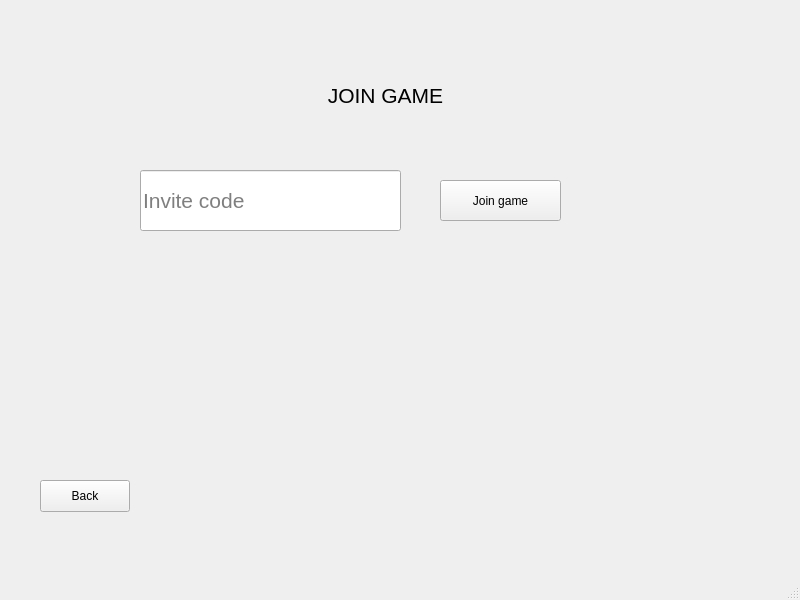
The window that client/views/joingameview.ui (cavoke-project/cavoke) describes before a commit, drawn with Qt 5.
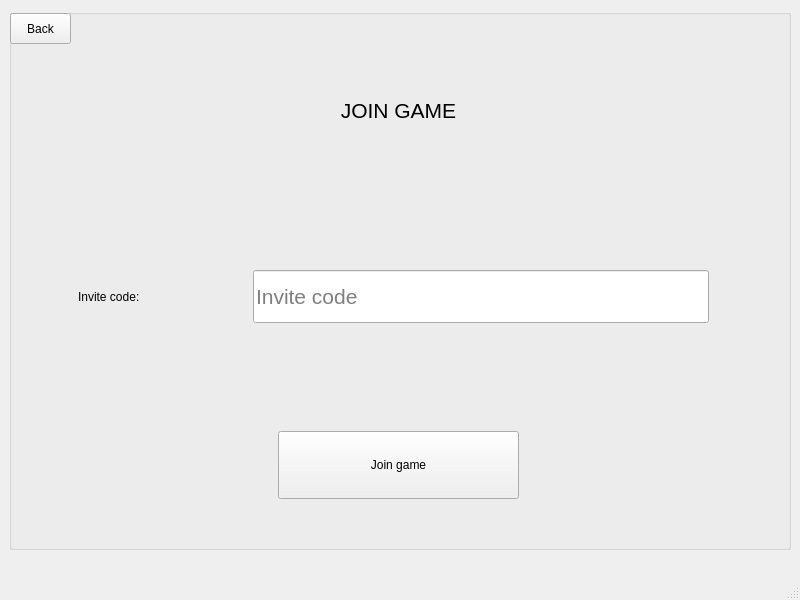
The same window after the commit.

Commit message: JoinGameView Redesign

The edit to the form file:
```diff
--- a/client/views/joingameview.ui
+++ b/client/views/joingameview.ui
@@ -10,68 +10,84 @@
     <height>600</height>
    </rect>
   </property>
+  <property name="minimumSize">
+   <size>
+    <width>800</width>
+    <height>600</height>
+   </size>
+  </property>
+  <property name="maximumSize">
+   <size>
+    <width>800</width>
+    <height>600</height>
+   </size>
+  </property>
   <property name="windowTitle">
    <string>MainWindow</string>
   </property>
   <widget class="QWidget" name="centralwidget">
+   <widget class="QGroupBox" name="groupBox">
+    <property name="geometry">
+     <rect>
+      <x>9</x>
+      <y>9</y>
+      <width>782</width>
+      <height>541</height>
+     </rect>
+    </property>
+    <property name="title">
+     <string/>
+    </property>
    <widget class="QPushButton" name="backButton">
     <property name="geometry">
      <rect>
-      <x>40</x>
-      <y>480</y>
-      <width>90</width>
-      <height>32</height>
+       <x>1</x>
+       <y>4</y>
+       <width>61</width>
+       <height>31</height>
      </rect>
     </property>
     <property name="text">
      <string>Back</string>
     </property>
    </widget>
-   <widget class="QLabel" name="label">
+    <widget class="QWidget" name="gridLayoutWidget">
     <property name="geometry">
      <rect>
-      <x>240</x>
-      <y>60</y>
-      <width>291</width>
-      <height>71</height>
-     </rect>
-    </property>
-    <property name="font">
-     <font>
-      <pointsize>16</pointsize>
-     </font>
-    </property>
-    <property name="layoutDirection">
-     <enum>Qt::LeftToRight</enum>
-    </property>
-    <property name="text">
-     <string>JOIN GAME</string>
-    </property>
-    <property name="alignment">
-     <set>Qt::AlignCenter</set>
-    </property>
-   </widget>
-   <widget class="QPushButton" name="joinGameButton">
-    <property name="geometry">
-     <rect>
-      <x>440</x>
-      <y>180</y>
-      <width>121</width>
-      <height>41</height>
-     </rect>
-    </property>
-    <property name="text">
-     <string>Join game</string>
-    </property>
-   </widget>
+       <x>59</x>
+       <y>29</y>
+       <width>661</width>
+       <height>481</height>
+      </rect>
+     </property>
+     <layout class="QGridLayout" name="gridLayout" rowstretch="4,2,2,2,3" columnstretch="1,3">
+      <property name="leftMargin">
+       <number>10</number>
+      </property>
+      <property name="rightMargin">
+       <number>10</number>
+      </property>
+      <item row="2" column="1">
+       <layout class="QHBoxLayout" name="horizontalLayout">
+        <property name="leftMargin">
+         <number>10</number>
+        </property>
+        <property name="topMargin">
+         <number>10</number>
+        </property>
+        <property name="rightMargin">
+         <number>10</number>
+        </property>
+        <property name="bottomMargin">
+         <number>10</number>
+        </property>
+        <item>
    <widget class="QLineEdit" name="inviteCodeInput">
-    <property name="geometry">
-     <rect>
-      <x>140</x>
-      <y>170</y>
-      <width>261</width>
-      <height>61</height>
-     </rect>
+          <property name="sizePolicy">
+           <sizepolicy hsizetype="Ignored" vsizetype="Ignored">
+            <horstretch>0</horstretch>
+            <verstretch>0</verstretch>
+           </sizepolicy>
     </property>
     <property name="font">
      <font>
@@ -90,6 +106,95 @@
     <property name="placeholderText">
      <string>Invite code</string>
     </property>
+         </widget>
+        </item>
+       </layout>
+      </item>
+      <item row="2" column="0">
+       <widget class="QLabel" name="label_2">
+        <property name="text">
+         <string>Invite code:</string>
+        </property>
+        <property name="alignment">
+         <set>Qt::AlignLeading|Qt::AlignLeft|Qt::AlignVCenter</set>
+        </property>
+       </widget>
+      </item>
+      <item row="3" column="0" colspan="2">
+       <spacer name="verticalSpacer">
+        <property name="orientation">
+         <enum>Qt::Vertical</enum>
+        </property>
+        <property name="sizeHint" stdset="0">
+         <size>
+          <width>20</width>
+          <height>40</height>
+         </size>
+        </property>
+       </spacer>
+      </item>
+      <item row="4" column="0" colspan="2">
+       <layout class="QHBoxLayout" name="horizontalLayout_2">
+        <property name="leftMargin">
+         <number>200</number>
+        </property>
+        <property name="topMargin">
+         <number>20</number>
+        </property>
+        <property name="rightMargin">
+         <number>200</number>
+        </property>
+        <property name="bottomMargin">
+         <number>20</number>
+        </property>
+        <item>
+         <widget class="QPushButton" name="joinGameButton">
+          <property name="sizePolicy">
+           <sizepolicy hsizetype="Ignored" vsizetype="Ignored">
+            <horstretch>0</horstretch>
+            <verstretch>0</verstretch>
+           </sizepolicy>
+          </property>
+          <property name="text">
+           <string>Join game</string>
+          </property>
+         </widget>
+        </item>
+       </layout>
+      </item>
+      <item row="0" column="0" colspan="2">
+       <widget class="QLabel" name="label">
+        <property name="font">
+         <font>
+          <pointsize>16</pointsize>
+         </font>
+        </property>
+        <property name="layoutDirection">
+         <enum>Qt::LeftToRight</enum>
+        </property>
+        <property name="text">
+         <string>JOIN GAME</string>
+        </property>
+        <property name="alignment">
+         <set>Qt::AlignCenter</set>
+        </property>
+       </widget>
+      </item>
+      <item row="1" column="0" colspan="2">
+       <spacer name="verticalSpacer_2">
+        <property name="orientation">
+         <enum>Qt::Vertical</enum>
+        </property>
+        <property name="sizeHint" stdset="0">
+         <size>
+          <width>20</width>
+          <height>40</height>
+         </size>
+        </property>
+       </spacer>
+      </item>
+     </layout>
+    </widget>
    </widget>
   </widget>
   <widget class="QMenuBar" name="menubar">
```
Lines whose indentation alone changed are shown as unchanged.
